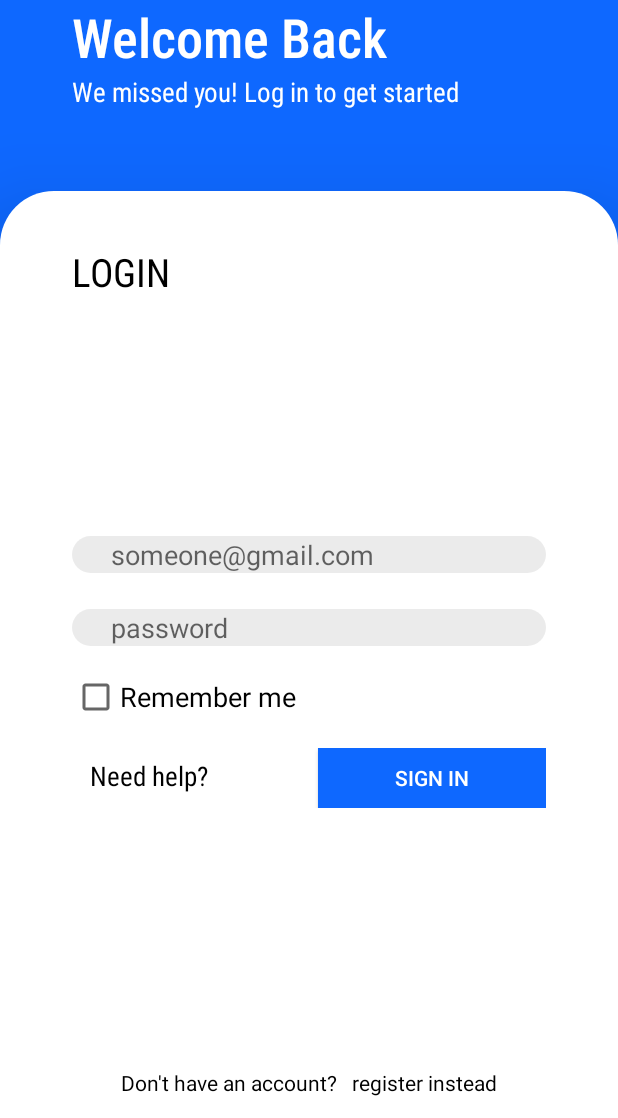
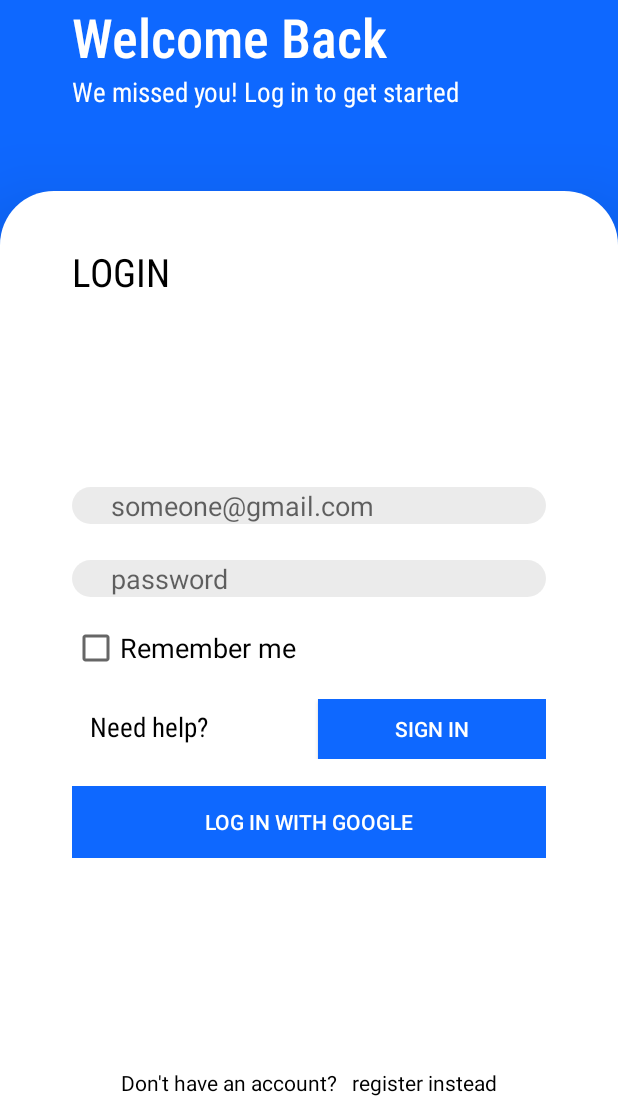
Before and after one commit to D3deR/SmartManager, an Android app: the EmailLogin screen opened directly, with no data from a screen before it, on a phone screen of 412 x 824 dp, the part 118-1236 px from its top. Run offline under Robolectric (Android 15) with nearby library versions, the phone set to English and light mode, and no system bars.

Commit message:
move log in with google button

```diff
--- a/app/src/main/res/layout/activity_email_login.xml
+++ b/app/src/main/res/layout/activity_email_login.xml
@@ -135,6 +135,23 @@
                     android:textColor="@color/white" />
 
             </LinearLayout>
+            <LinearLayout
+                android:layout_width="match_parent"
+                android:layout_height="wrap_content"
+                android:orientation="vertical"
+                android:layout_marginTop="18dp"
+                android:layout_marginLeft="48dp"
+                android:layout_marginRight="48dp">
+                <Button
+                    android:id="@+id/google_register_btn"
+                    android:layout_width="match_parent"
+                    android:layout_weight="1"
+                    android:background="@color/colorPrimary"
+                    android:text="@string/google_register"
+                    android:textColor="@color/white"
+                    android:layout_height="0dp" />
+
+            </LinearLayout>
         </LinearLayout>
 
         <LinearLayout
--- a/app/src/main/res/layout/activity_register_screen.xml
+++ b/app/src/main/res/layout/activity_register_screen.xml
@@ -158,15 +158,6 @@
                 android:layout_marginLeft="48dp"
                 android:layout_marginRight="48dp">
 
-                <Button
-                    android:id="@+id/google_register_btn"
-                    android:layout_width="0dp"
-                    android:layout_height="40dp"
-                    android:layout_weight="2"
-                    android:background="@color/colorPrimary"
-                    android:text="@string/google_register"
-                    android:textColor="@color/white" />
-
 
             </LinearLayout>
         </LinearLayout>
```
